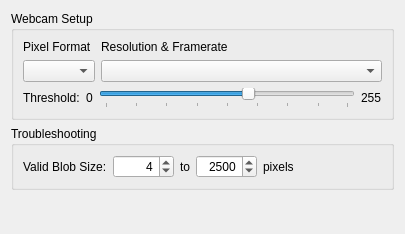
mavak/linux-track, file src/qt_gui/l_wc_setup.ui: the form before one commit.
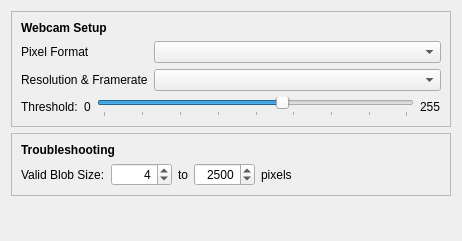
The form after the commit.

Commit message: Added new dialogue for XPlane plugin installation. Mickey and wii_server aren't compiled when they shouldn't. Visually tweaked device setup dialogues. Fixed memory leak in the wine bridge client.

Patch:
```diff
--- a/src/qt_gui/l_wc_setup.ui
+++ b/src/qt_gui/l_wc_setup.ui
@@ -6,20 +6,36 @@
    <rect>
     <x>0</x>
     <y>0</y>
-    <width>405</width>
-    <height>234</height>
+    <width>462</width>
+    <height>241</height>
    </rect>
   </property>
   <property name="WindowTitle" stdset="0">
    <string>WebcamSetupForm</string>
   </property>
-  <layout class="QVBoxLayout" name="verticalLayout_5">
+  <layout class="QVBoxLayout" name="verticalLayout_3">
    <item>
-    <widget class="QGroupBox" name="groupBox_2">
-     <property name="title">
-      <string>Webcam Setup</string>
+    <widget class="QFrame" name="frame">
+     <property name="frameShape">
+      <enum>QFrame::StyledPanel</enum>
      </property>
-     <layout class="QVBoxLayout" name="verticalLayout">
+     <property name="frameShadow">
+      <enum>QFrame::Raised</enum>
+     </property>
+     <layout class="QVBoxLayout" name="verticalLayout_2">
+      <item>
+       <widget class="QLabel" name="label_4">
+        <property name="font">
+         <font>
+          <weight>75</weight>
+          <bold>true</bold>
+         </font>
+        </property>
+        <property name="text">
+         <string>Webcam Setup</string>
+        </property>
+       </widget>
+      </item>
       <item>
        <layout class="QGridLayout" name="gridLayout_2">
         <item row="0" column="0">
@@ -35,7 +51,17 @@
           </property>
          </widget>
         </item>
-        <item row="0" column="1">
+        <item row="1" column="1">
+         <widget class="QComboBox" name="WebcamResolutions">
+          <property name="sizePolicy">
+           <sizepolicy hsizetype="Preferred" vsizetype="Preferred">
+            <horstretch>0</horstretch>
+            <verstretch>0</verstretch>
+           </sizepolicy>
+          </property>
+         </widget>
+        </item>
+        <item row="1" column="0">
          <widget class="QLabel" name="label_15">
           <property name="sizePolicy">
            <sizepolicy hsizetype="Preferred" vsizetype="Maximum">
@@ -48,19 +74,9 @@
           </property>
          </widget>
         </item>
-        <item row="1" column="0">
+        <item row="0" column="1">
          <widget class="QComboBox" name="WebcamFormats"/>
         </item>
-        <item row="1" column="1">
-         <widget class="QComboBox" name="WebcamResolutions">
-          <property name="sizePolicy">
-           <sizepolicy hsizetype="Preferred" vsizetype="Preferred">
-            <horstretch>0</horstretch>
-            <verstretch>0</verstretch>
-           </sizepolicy>
-          </property>
-         </widget>
-        </item>
        </layout>
       </item>
       <item>
@@ -111,11 +127,27 @@
     </widget>
    </item>
    <item>
-    <widget class="QGroupBox" name="groupBox">
-     <property name="title">
-      <string>Troubleshooting</string>
+    <widget class="QFrame" name="frame_2">
+     <property name="frameShape">
+      <enum>QFrame::StyledPanel</enum>
      </property>
-     <layout class="QVBoxLayout" name="verticalLayout_3">
+     <property name="frameShadow">
+      <enum>QFrame::Raised</enum>
+     </property>
+     <layout class="QVBoxLayout" name="verticalLayout">
+      <item>
+       <widget class="QLabel" name="label_5">
+        <property name="font">
+         <font>
+          <weight>75</weight>
+          <bold>true</bold>
+         </font>
+        </property>
+        <property name="text">
+         <string>Troubleshooting</string>
+        </property>
+       </widget>
+      </item>
       <item>
        <layout class="QHBoxLayout" name="horizontalLayout_2">
         <item>
```
The commit also changes 16 other files.
